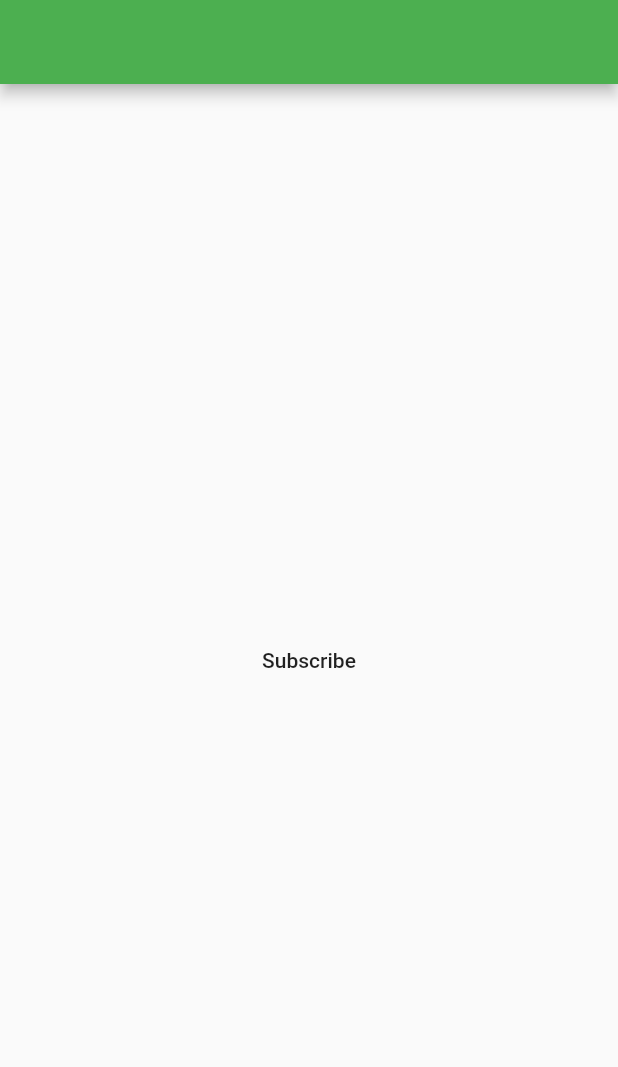
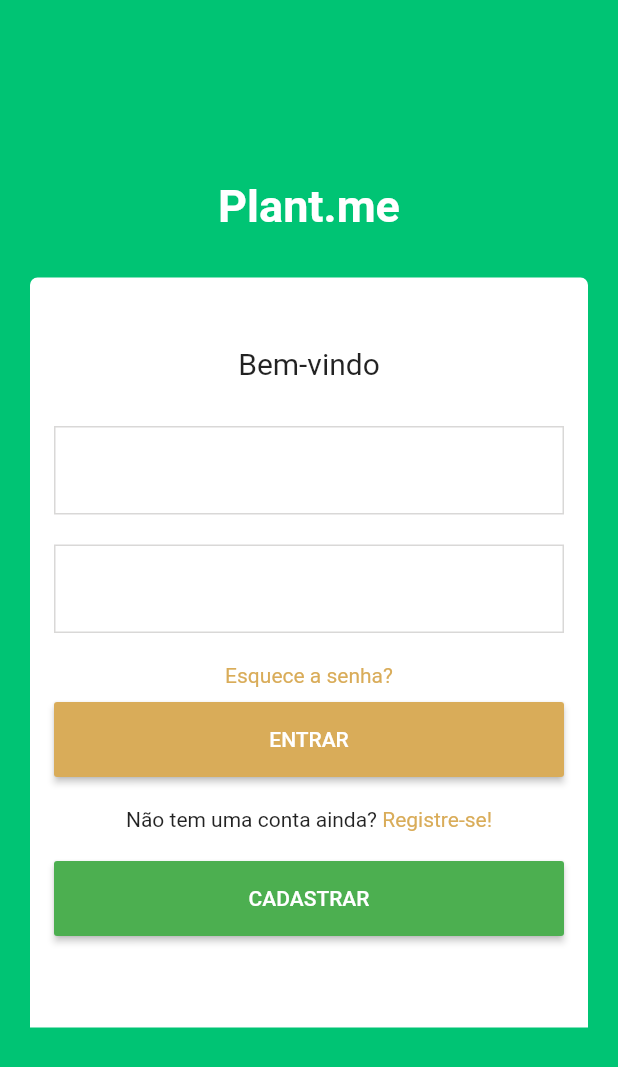
Before and after one commit to BrunoEleodoro/Plante-me, a Flutter app: the screen it shows after launch, on a phone screen of 412 x 824 dp. Shown: the top 1067 px of the screen. Run offline on Flutter 3.47's test engine with Material 2 defaults, Android fonts, the phone set to English and light mode, and no system bars; our stand-ins replace camera, firebase_messaging; accounts and stored records are empty.

Commit message:
High quality camera and login screen

```diff
--- a/lib/main.dart
+++ b/lib/main.dart
@@ -1,5 +1,6 @@
 import 'package:flutter/material.dart';
 import 'package:firebase_messaging/firebase_messaging.dart';
+import 'package:plante_me/pages/login.dart';
 import 'dart:io';
 import 'pages/subscribe.dart';
 import 'pages/take_photo.dart';
@@ -17,7 +18,7 @@ class MyApp extends StatelessWidget {
       theme: ThemeData(
         primarySwatch: Colors.green,
       ),
-      home: FirstPage(),
+      home: LoginPage(),
       routes: {
         // When navigating to the "/second" route, build the SecondScreen widget.
         'subscribe': (context) => SubscribeScreen(),
--- /dev/null
+++ b/lib/pages/login.dart
@@ -0,0 +1,175 @@
+import 'package:flutter/material.dart';
+
+class LoginPage extends StatefulWidget {
+  @override
+  _LoginPageState createState() => _LoginPageState();
+}
+
+class _LoginPageState extends State<LoginPage> {
+  @override
+  Widget build(BuildContext context) {
+    return Scaffold(
+      backgroundColor: Color(0XFF00c474),
+      body: SingleChildScrollView(
+        child: Column(
+          children: <Widget>[
+            SizedBox(
+              height: 120,
+            ),
+            Container(
+              width: double.maxFinite,
+              child: Text(
+                'Plant.me',
+                style: TextStyle(
+                    color: Colors.white,
+                    fontSize: 30,
+                    fontWeight: FontWeight.bold),
+                textAlign: TextAlign.center,
+              ),
+            ),
+            SizedBox(
+              height: 30,
+            ),
+            Container(
+              width: double.maxFinite,
+              child: Padding(
+                padding: EdgeInsets.only(left: 20, right: 20),
+                child: Container(
+                  height: 500,
+                  decoration: BoxDecoration(
+                      color: Colors.white,
+                      borderRadius: BorderRadius.only(
+                          topLeft: Radius.circular(5),
+                          topRight: Radius.circular(5))),
+                  child: Padding(
+                    padding: const EdgeInsets.all(16.0),
+                    child: Column(
+                      children: <Widget>[
+                        SizedBox(
+                          height: 30,
+                        ),
+                        Container(
+                          width: double.maxFinite,
+                          child: Text(
+                            'Bem-vindo',
+                            style: TextStyle(
+                              fontSize: 20,
+                            ),
+                            textAlign: TextAlign.center,
+                          ),
+                        ),
+                        SizedBox(
+                          height: 30,
+                        ),
+                        TextInputComponent(
+                          label: 'E-mail',
+                          obscureText: false,
+                        ),
+                        SizedBox(
+                          height: 20,
+                        ),
+                        TextInputComponent(
+                          label: 'Senha',
+                          obscureText: true,
+                        ),
+                        SizedBox(
+                          height: 20,
+                        ),
+                        Container(
+                          width: double.maxFinite,
+                          child: Text(
+                            'Esquece a senha?',
+                            style: TextStyle(
+                              color: Color(0XFFD9AC59),
+                              fontSize: 14,
+                            ),
+                            textAlign: TextAlign.center,
+                          ),
+                        ),
+                        SizedBox(
+                          height: 10,
+                        ),
+                        Container(
+                          width: double.maxFinite,
+                          child: MaterialButton(
+                            height: 50,
+                            color: Color(0XFFD9AC59),
+                            onPressed: () {},
+                            child: Text(
+                              'ENTRAR',
+                              style: TextStyle(color: Colors.white),
+                            ),
+                          ),
+                        ),
+                        SizedBox(
+                          height: 20,
+                        ),
+                        Row(
+                          mainAxisAlignment: MainAxisAlignment.center,
+                          children: <Widget>[
+                            Text(
+                              'Não tem uma conta ainda?',
+                              style: TextStyle(),
+                            ),
+                            Text(
+                              ' Registre-se!',
+                              style: TextStyle(color: Color(0XFFD9AC59)),
+                            ),
+                          ],
+                        ),
+                        SizedBox(height: 20,),
+                        Container(
+                          width: double.maxFinite,
+                          child: MaterialButton(
+                            height: 50,
+                            color: Colors.green,
+                            onPressed: () {
+                              Navigator.pushNamed(context, 'subscribe');
+                            },
+                            child: Text(
+                              'CADASTRAR',
+                              style: TextStyle(color: Colors.white),
+                            ),
+                          ),
+                        ),
+                      ],
+                    ),
+                  ),
+                ),
+              ),
+            )
+          ],
+        ),
+      ),
+    );
+  }
+}
+
+class TextInputComponent extends StatelessWidget {
+  var label = "";
+  var obscureText = false;
+
+  TextInputComponent({this.label, this.obscureText});
+
+  @override
+  Widget build(BuildContext context) {
+    return Container(
+      child: TextField(
+          obscureText: this.obscureText,
+          decoration: new InputDecoration(
+              focusedBorder: OutlineInputBorder(
+                borderRadius: BorderRadius.all(Radius.circular(0)),
+                borderSide: BorderSide(color: Color(0XFFD9D8D7), width: 1.0),
+              ),
+              enabledBorder: OutlineInputBorder(
+                borderRadius: BorderRadius.all(Radius.circular(0)),
+                borderSide: BorderSide(color: Color(0XFFD9D8D7), width: 1.0),
+              ),
+              labelText: this.label,
+//              labelStyle: TextStyle(color: Color(0XFFD9D8D7)),
+              border: OutlineInputBorder(
+                borderRadius: BorderRadius.all(Radius.circular(0)),
+              ))),
+    );
+  }
+}
--- a/lib/pages/take_photo.dart
+++ b/lib/pages/take_photo.dart
@@ -24,7 +24,7 @@ class _TakePhotoState extends State<TakePhoto> {
 
   void loadData() async {
     cameras = await availableCameras();
-    controller = CameraController(cameras[0], ResolutionPreset.high);
+    controller = CameraController(cameras[0], ResolutionPreset.max);
     controller.initialize().then((_) {
       if (!mounted) {
         return;
```
